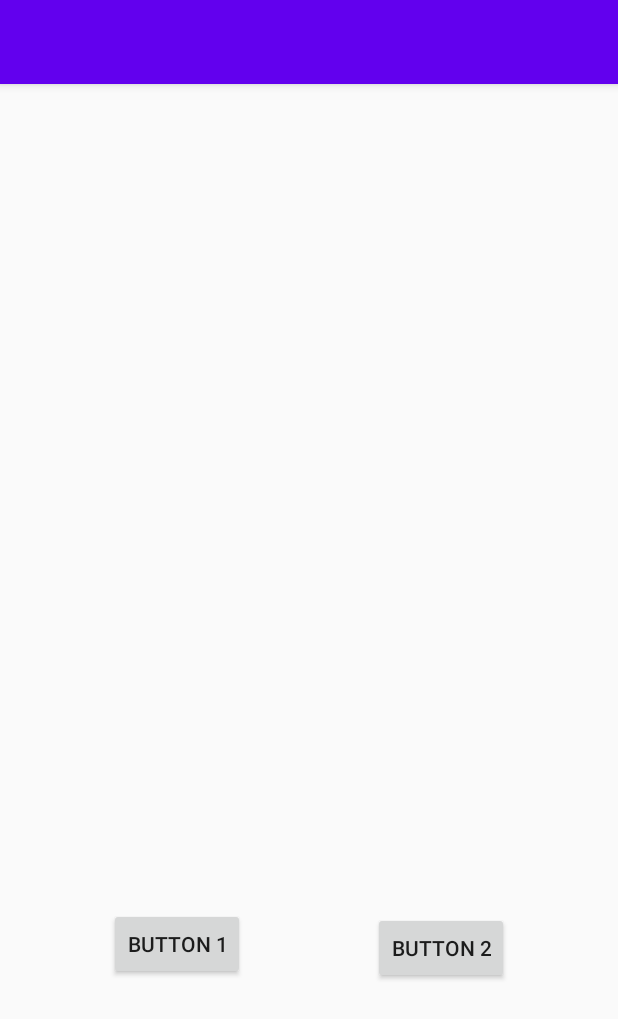
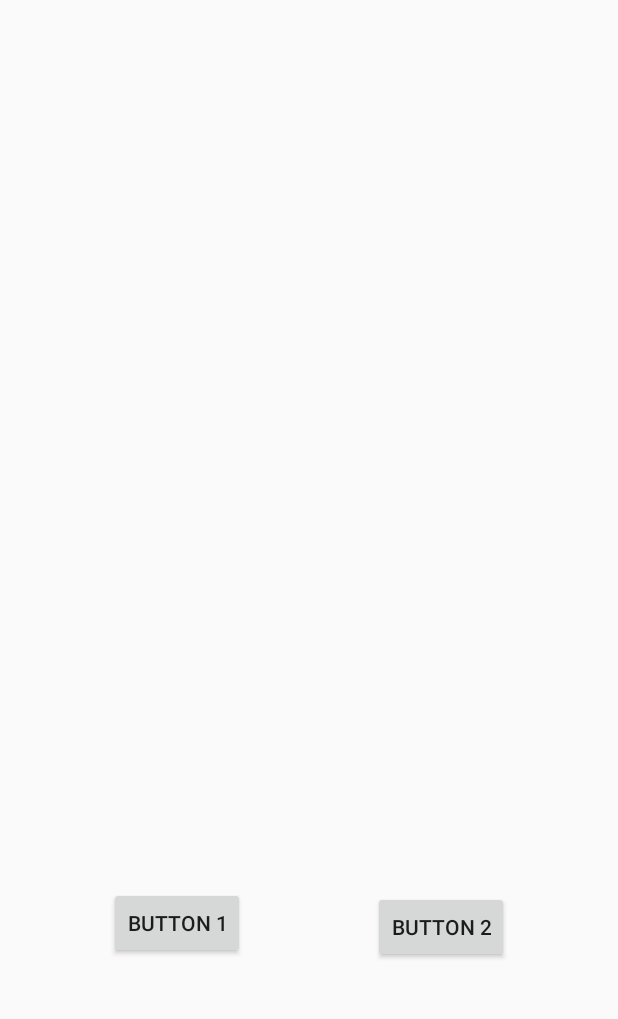
Before and after one commit to abhilekhiiitg/UA_Assignment, an Android app: the screen it shows after launch (FirstActivity), after a tap on "BUTTON 1", on a phone screen of 412 x 824 dp. Shown: the top 1019 px of the screen. Run offline under Robolectric (Android 15) with nearby library versions, the phone set to English and light mode, and no system bars; libraries missing offline, so code that uses them is left out: com.squareup.okhttp; 3 statements that could not run were skipped.

```diff
--- a/app/build.gradle
+++ b/app/build.gradle
@@ -31,6 +31,7 @@ dependencies {
     implementation 'androidx.appcompat:appcompat:1.1.0'
     implementation 'androidx.core:core-ktx:1.2.0'
     implementation 'androidx.constraintlayout:constraintlayout:1.1.3'
+    implementation 'com.google.android.material:material:1.0.0'
     testImplementation 'junit:junit:4.12'
     androidTestImplementation 'androidx.test.ext:junit:1.1.1'
     androidTestImplementation 'androidx.test.espresso:espresso-core:3.2.0'
--- a/app/src/main/AndroidManifest.xml
+++ b/app/src/main/AndroidManifest.xml
@@ -1,7 +1,7 @@
 <?xml version="1.0" encoding="utf-8"?>
 <manifest xmlns:android="http://schemas.android.com/apk/res/android"
     package="com.abhilekh.uaassignment">
-
+    <uses-permission android:name="android.permission.INTERNET" />
     <application
         android:allowBackup="true"
         android:icon="@mipmap/ic_launcher"
--- /dev/null
+++ b/app/src/main/java/com/abhilekh/uaassignment/ExecutorProvider.kt
@@ -0,0 +1,23 @@
+package com.abhilekh.unacademydummy
+
+import java.util.concurrent.*
+
+public object ExecutorProvider
+{
+    private val NUMBER_OF_CORES = Runtime.getRuntime().availableProcessors()
+    private var backgroundTasksThreadFactory: ThreadFactory = MyThreadFactory()
+
+    var backgroundTaskExecutor: ThreadPoolExecutor? = null
+    var mainThreadTaskExecutor: Executor? = null
+
+    init {
+        backgroundTaskExecutor = ThreadPoolExecutor(1,
+            1,
+            60L,
+            TimeUnit.SECONDS,
+            LinkedBlockingDeque<Runnable>(),
+            backgroundTasksThreadFactory
+        )
+        mainThreadTaskExecutor = MainThreadExecutor()
+    }
+}
--- a/app/src/main/java/com/abhilekh/uaassignment/FirstActivity.java
+++ b/app/src/main/java/com/abhilekh/uaassignment/FirstActivity.java
@@ -7,8 +7,6 @@ import android.os.Bundle;
 import android.view.View;
 import android.widget.Button;
 import android.widget.ImageView;
-
-
 
 import com.squareup.okhttp.OkHttpClient;
 import com.squareup.okhttp.Request;
@@ -27,7 +25,7 @@ public class FirstActivity  extends Activity {
     @Override
     protected void onCreate(Bundle savedInstanceState) {
         super.onCreate(savedInstanceState);
-        setContentView(R.layout.activity_main);
+        setContentView(R.layout.content_main);
         button1 = findViewById(R.id.button1);
         button2 = findViewById(R.id.button2);
         imageView1 = findViewById(R.id.imageView1);
@@ -69,8 +67,9 @@ public class FirstActivity  extends Activity {
 
             @Override
             public void onTaskComplete(Bitmap result) {
-                //Set bitmap to imageview
-                imageView1.setImageBitmap(result);
+                if (result != null) {
+                    imageView1.setImageBitmap(result);
+                }
             }
         });
     }
@@ -92,7 +91,9 @@ public class FirstActivity  extends Activity {
 
             @Override
             public void onTaskComplete(Bitmap result) {
-                imageView2.setImageBitmap(result);
+                if (result != null) {
+                    imageView2.setImageBitmap(result);
+                }
             }
         });
     }
--- /dev/null
+++ b/app/src/main/java/com/abhilekh/uaassignment/MainThreadExecutor.kt
@@ -0,0 +1,13 @@
+package com.abhilekh.unacademydummy
+
+import android.os.Looper
+import java.util.concurrent.Executor
+
+class MainThreadExecutor : Executor
+{
+    private val handler = android.os.Handler(Looper.getMainLooper())
+
+    override fun execute(runnable: Runnable?) {
+        handler.post(runnable)
+    }
+}
--- /dev/null
+++ b/app/src/main/java/com/abhilekh/uaassignment/MyThreadFactory.kt
@@ -0,0 +1,8 @@
+package com.abhilekh.unacademydummy
+
+import java.util.concurrent.ThreadFactory
+
+class MyThreadFactory : ThreadFactory
+{
+    override fun newThread(runnable: Runnable?) = Thread(runnable)
+}
--- a/app/src/main/java/com/abhilekh/uaassignment/ServiceWorker.java
+++ b/app/src/main/java/com/abhilekh/uaassignment/ServiceWorker.java
@@ -2,6 +2,8 @@ package com.abhilekh.uaassignment;
 
 import java.util.ArrayDeque;
 import java.util.Queue;
+
+
 
 
 public class ServiceWorker {
@@ -12,7 +14,7 @@ public class ServiceWorker {
         queue.add(t);
         while (!queue.isEmpty()) {
             Task t1 = queue.poll();
-          // execute t1
+            t1.execute();
         }
     }
 }
--- a/app/src/main/java/com/abhilekh/uaassignment/Task.kt
+++ b/app/src/main/java/com/abhilekh/uaassignment/Task.kt
@@ -1,14 +1,28 @@
 package com.abhilekh.uaassignment
 
+import com.abhilekh.unacademydummy.ExecutorProvider
 import java.util.concurrent.Callable
 import java.util.concurrent.Future
 
 
-abstract class Task<T>{
+abstract class Task<ResultTypeWeWantOnPostExecute>{
 
     // Functions to be implemented by the user.
-    abstract fun onExecuteTask(): T?
-    abstract fun onTaskComplete(valueFromDoInBackground: T)
 
 
+    abstract fun onExecuteTask(): ResultTypeWeWantOnPostExecute?
+    abstract fun onTaskComplete(valueFromDoInBackground: ResultTypeWeWantOnPostExecute)
+
+    fun execute() {
+
+        ExecutorProvider.backgroundTaskExecutor?.let {
+            val future: Future<ResultTypeWeWantOnPostExecute> = it.submit(Callable<ResultTypeWeWantOnPostExecute>
+            {
+                onExecuteTask()
+            })
+            val valueFromDoInBackground = future.get()
+
+            onTaskComplete(valueFromDoInBackground)
+        }
+    }
 }
--- a/app/src/main/res/layout/activity_main.xml
+++ /dev/null
@@ -1,24 +0,0 @@
-<?xml version="1.0" encoding="utf-8"?>
-<androidx.coordinatorlayout.widget.CoordinatorLayout xmlns:android="http://schemas.android.com/apk/res/android"
-    xmlns:app="http://schemas.android.com/apk/res-auto"
-    android:layout_width="match_parent"
-    android:layout_height="match_parent">
-
-    <com.google.android.material.appbar.AppBarLayout
-        android:layout_width="match_parent"
-        android:layout_height="wrap_content"
-        android:theme="@style/AppTheme.AppBarOverlay">
-
-        <androidx.appcompat.widget.Toolbar
-            android:id="@+id/toolbar"
-            android:layout_width="match_parent"
-            android:layout_height="?attr/actionBarSize"
-            android:background="?attr/colorPrimary"
-            app:popupTheme="@style/AppTheme.PopupOverlay" />
-
-    </com.google.android.material.appbar.AppBarLayout>
-
-    <include layout="@layout/content_main" />
-
-
-</androidx.coordinatorlayout.widget.CoordinatorLayout>
```
